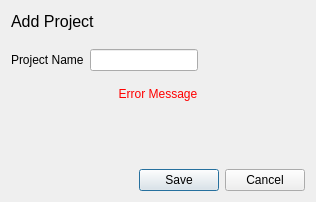
Old version of the form ui/project.ui in the repository VicMbugua/TaskManagementSystem.
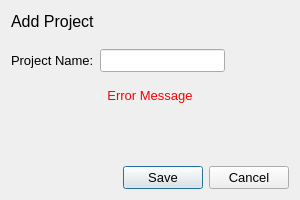
New version of the form.

```diff
--- a/ui/project.ui
+++ b/ui/project.ui
@@ -6,10 +6,15 @@
    <rect>
     <x>0</x>
     <y>0</y>
-    <width>316</width>
-    <height>202</height>
+    <width>300</width>
+    <height>200</height>
    </rect>
   </property>
+  <property name="font">
+   <font>
+    <pointsize>10</pointsize>
+   </font>
+  </property>
   <property name="windowTitle">
    <string>Add Project</string>
   </property>
@@ -54,7 +59,7 @@
      <item>
       <widget class="QLabel" name="label">
        <property name="text">
-        <string>Project Name</string>
+        <string>Project Name:</string>
        </property>
       </widget>
      </item>
@@ -78,6 +83,11 @@
    </item>
    <item>
     <widget class="QLabel" name="error_message">
+     <property name="font">
+      <font>
+       <pointsize>10</pointsize>
+      </font>
+     </property>
      <property name="styleSheet">
       <string notr="true">color: red;</string>
      </property>
```
Left out of the diff: 3 changed lines with no effect on the pictures.
